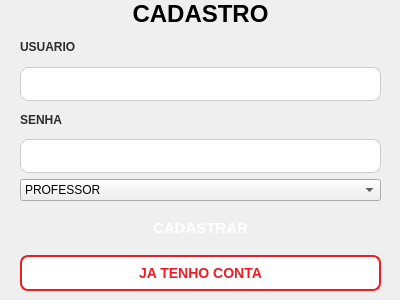
Old version of the form GUI_BIBLIOTECA/registrationwindow.ui in the repository gabriotz/Project-edoo.
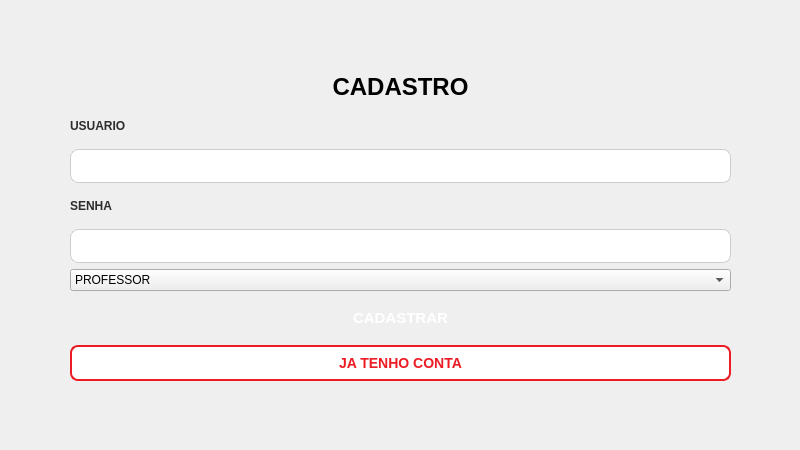
New version of the form. Icons and pictures are not drawn.

Diff of the .ui file:
```diff
--- a/GUI_BIBLIOTECA/registrationwindow.ui
+++ b/GUI_BIBLIOTECA/registrationwindow.ui
@@ -6,20 +6,32 @@
    <rect>
     <x>0</x>
     <y>0</y>
-    <width>400</width>
-    <height>300</height>
+    <width>800</width>
+    <height>450</height>
    </rect>
   </property>
+  <property name="minimumSize">
+   <size>
+    <width>600</width>
+    <height>450</height>
+   </size>
+  </property>
+  <property name="maximumSize">
+   <size>
+    <width>1200</width>
+    <height>900</height>
+   </size>
+  </property>
   <property name="windowTitle">
    <string>Dialog</string>
   </property>
   <widget class="QWidget" name="layoutWidget">
    <property name="geometry">
     <rect>
-     <x>20</x>
-     <y>0</y>
-     <width>361</width>
-     <height>291</height>
+     <x>70</x>
+     <y>70</y>
+     <width>661</width>
+     <height>311</height>
     </rect>
    </property>
    <layout class="QVBoxLayout" name="verticalLayout">
```
